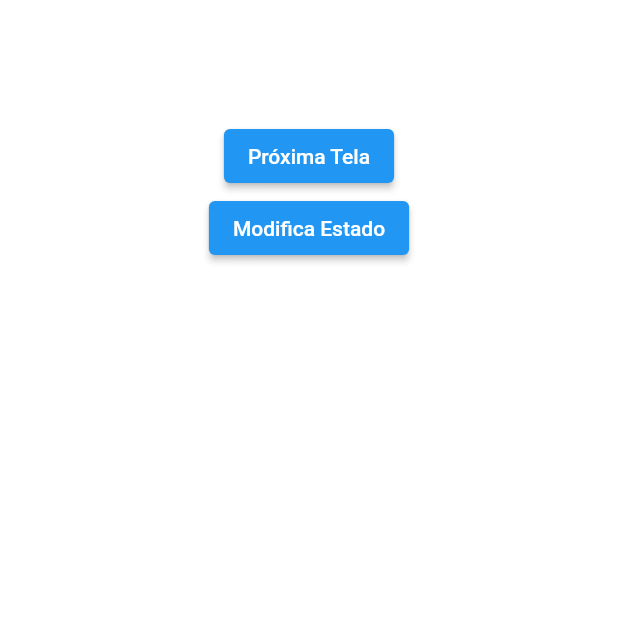
After one commit to cpelegrin/Desenvolvimento_Mobile, a Flutter app: the screen it shows after launch, after a tap on "StateFul LifeCycle", on a phone screen of 412 x 824 dp, the top half of it. The commit adds this screen. Run offline on Flutter 3.47's test engine with Material 2 defaults, Android fonts, the phone set to English and light mode, and no system bars.

Commit message:
Unidade 2 Aula 2

```diff
--- a/desenvolvimento_mobile/lib/Pages/home_page.dart
+++ b/desenvolvimento_mobile/lib/Pages/home_page.dart
@@ -1,4 +1,5 @@
 import 'package:desenvolvimento_mobile/Pages/second_page.dart';
+import 'package:desenvolvimento_mobile/Pages/stateful_lifecyle.dart';
 import 'package:flutter/material.dart';
 
 class HomePage extends StatelessWidget {
@@ -49,6 +50,22 @@ class HomePage extends StatelessWidget {
                 },
                 child: Text("Nova Função"),
               ),
+              Padding(
+                padding: const EdgeInsets.all(8.0),
+                child: ElevatedButton(
+                  onPressed: () {
+                    Navigator.push(
+                      context,
+                      MaterialPageRoute(
+                        builder: (BuildContext context) {
+                          return StatefulLifecyle();
+                        },
+                      ),
+                    );
+                  },
+                  child: Text("StateFul LifeCycle"),
+                ),
+              ),
             ],
           ),
         ],
--- /dev/null
+++ b/desenvolvimento_mobile/lib/Pages/stateful_lifecyle.dart
@@ -0,0 +1,60 @@
+import 'package:desenvolvimento_mobile/Pages/pagina_vazia.dart';
+import 'package:flutter/cupertino.dart';
+import 'package:flutter/material.dart';
+
+class StatefulLifecyle extends StatefulWidget {
+  @override
+  _StatefulLifecyleState createState() => _StatefulLifecyleState();
+}
+
+class _StatefulLifecyleState extends State<StatefulLifecyle> {
+  @override
+  void initState() {
+    super.initState();
+    print("Init State");
+  }
+
+  var texto = "Próxima Tela";
+  @override
+  Widget build(BuildContext context) {
+    print("build");
+    return Container(
+      color: Colors.white,
+      child: Center(
+        child: Column(
+          children: [
+            SizedBox(height: 80),
+            ElevatedButton(
+              onPressed: () {
+                Navigator.push(
+                  context,
+                  MaterialPageRoute(
+                    builder: (BuildContext context) {
+                      return PaginaVazia();
+                    },
+                  ),
+                );
+              },
+              child: Text(texto),
+            ),
+            ElevatedButton(
+              onPressed: () {
+                setState(() {
+                  print("setstate");
+                  texto = "Modificado";
+                });
+              },
+              child: Text("Modifica Estado"),
+            ),
+          ],
+        ),
+      ),
+    );
+  }
+
+  @override
+  void dispose() {
+    super.dispose();
+    print("Dispose");
+  }
+}
```
Also changed, not shown: desenvolvimento_mobile/lib/Pages/pagina_vazia.dart (added, +9 -0 lines).
